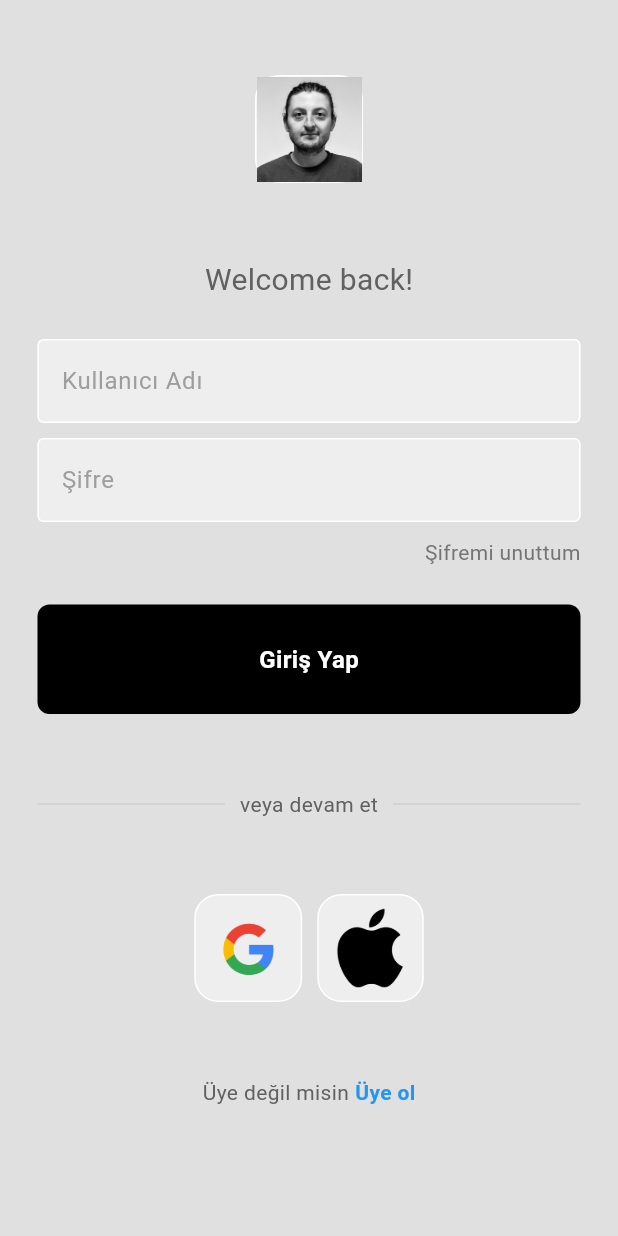
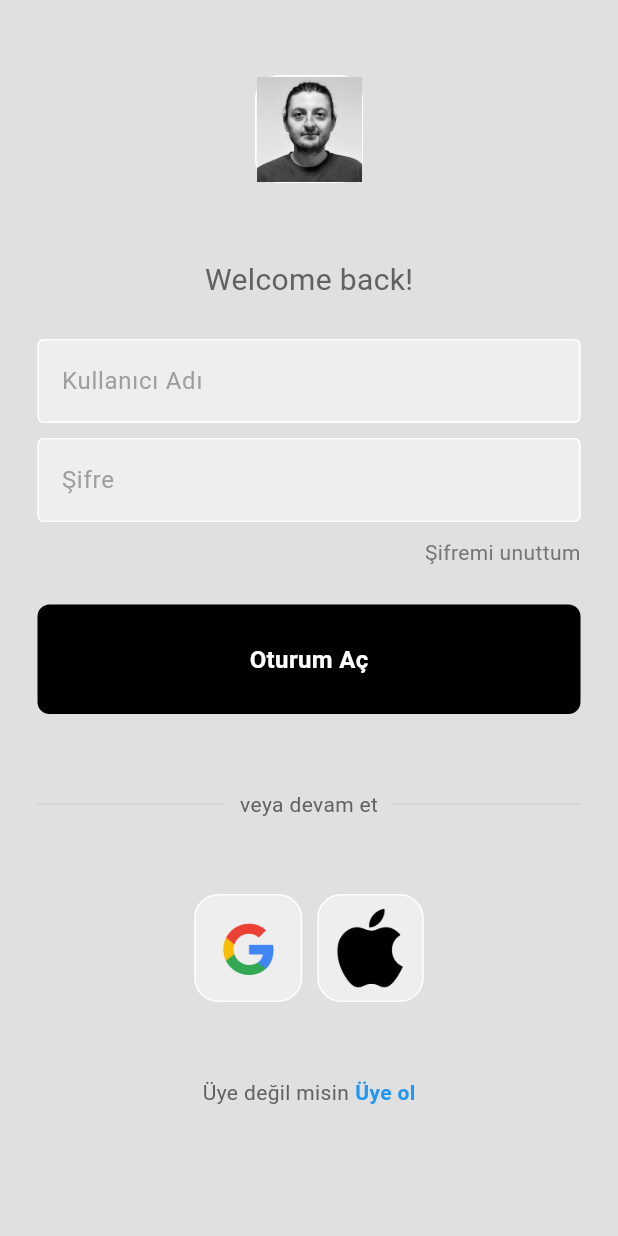
Before and after one commit to Sametgncc/notesApp_front-end, a Flutter app: the screen it shows after launch, on a phone screen of 412 x 824 dp. Run offline on Flutter 3.47's test engine with Material 3 defaults, Android fonts, the phone set to English and light mode, and no system bars.

Commit message:
yönlendirme
üye ol  deyince kayıt ekranına
giriş yap  deyince giriş ekranına
oturum aç deyince ana ekrana
kayıt ol deyince ana ekrana

```diff
--- a/lib/main.dart
+++ b/lib/main.dart
@@ -1,20 +1,41 @@
 import 'package:flutter/material.dart';
-import 'package:notesapp/pages/homepage.dart';
+import 'package:notesapp/pages/homepage.dart'; // HomePage sayfasını import ettik
 import 'package:notesapp/pages/loginpage.dart';
 import 'package:notesapp/pages/registerpage.dart';
 
 void main() {
-  runApp(const MyApp());
+  runApp(MyApp());
 }
 
 class MyApp extends StatelessWidget {
-  const MyApp({super.key});
-
   @override
   Widget build(BuildContext context) {
-    return const MaterialApp(
+    return MaterialApp(
       debugShowCheckedModeBanner: false,
-      home:  LoginPage(),
+      initialRoute: '/login', // Başlangıç sayfası olarak login_page'i belirledik
+      routes: {
+        '/login': (context) => LoginPage(
+          Uyeol: () {
+            // LoginPage'deki Uyeol fonksiyonu ile RegisterPage'e geçiş
+            Navigator.pushNamed(context, '/register');
+          },
+          OturumAc: () {
+            //LoginPage'deki Oturum Aç fonksiyonu ile HomePage'e geçiş
+            Navigator.pushNamed(context, '/home');
+          },
+        ),
+        '/register': (context) => RegisterPage(
+          GirisYap: () {
+            // RegisterPage'deki GirisYap fonksiyonu ile LoginPage'e geçiş
+            Navigator.pushNamed(context, '/login');
+          },
+          KayitOl: () {
+            //RegisterPage'deki Kayıt Ol fonksiyonu ile HomePage'e geçiş
+            Navigator.pushNamed(context, '/home');
+          },
+        ),
+        '/home': (context) => HomePage(),
+      },
     );
   }
 }
--- a/lib/pages/loginpage.dart
+++ b/lib/pages/loginpage.dart
@@ -4,7 +4,11 @@ import 'package:notesapp/components/mytextfield.dart';
 import 'package:notesapp/components/squaretile.dart';
 
 class LoginPage extends StatelessWidget {
-  const LoginPage({Key? key}) : super(key: key);
+  final VoidCallback Uyeol;
+  final VoidCallback OturumAc;
+
+  const LoginPage({Key? key, required this.Uyeol,required this.OturumAc}) : super(key: key);
+
   void signUserIn() {
     // Kullanıcı giriş işlemi burada yapılacak
   }
@@ -18,7 +22,7 @@ class LoginPage extends StatelessWidget {
           child: Column(
             mainAxisAlignment: MainAxisAlignment.center,
             children: <Widget>[
-              const SizedBox(height: 50),
+              SizedBox(height: 50),
 
               // Logo
               Row(
@@ -28,7 +32,7 @@ class LoginPage extends StatelessWidget {
                 ],
               ),
 
-              const SizedBox(height: 50),
+              SizedBox(height: 50),
 
               // Tekrar hoş geldin!
               Text(
@@ -38,7 +42,7 @@ class LoginPage extends StatelessWidget {
                   fontSize: 20,
                 ),
               ),
-              const SizedBox(height: 25),
+              SizedBox(height: 25),
 
               // Kullanıcı adı metin alanı
               MyTextField(
@@ -46,7 +50,7 @@ class LoginPage extends StatelessWidget {
                 hintText: 'Kullanıcı Adı',
                 obscureText: false,
               ),
-              const SizedBox(height: 10),
+              SizedBox(height: 10),
 
               // Şifre metin alanı
               MyTextField(
@@ -54,7 +58,7 @@ class LoginPage extends StatelessWidget {
                 hintText: 'Şifre',
                 obscureText: true,
               ),
-              const SizedBox(height: 10),
+              SizedBox(height: 10),
 
               // Şifreyi unuttum
               Padding(
@@ -69,11 +73,11 @@ class LoginPage extends StatelessWidget {
                   ],
                 ),
               ),
-              const SizedBox(height: 25),
+              SizedBox(height: 25),
 
               // Oturum aç düğmesi
-              MyButton(onTap: signUserIn, text: 'Giriş Yap'),
-              const SizedBox(height: 50),
+              MyButton(onTap: OturumAc, text: 'Oturum Aç'),
+              SizedBox(height: 50),
 
               // Veya devam et
               Padding(
@@ -102,7 +106,7 @@ class LoginPage extends StatelessWidget {
                   ],
                 ),
               ),
-              const SizedBox(height: 50),
+              SizedBox(height: 50),
 
               // Google ve Apple ile oturum açma
               Row(
@@ -113,17 +117,19 @@ class LoginPage extends StatelessWidget {
                   SquareTile(imagePath: 'lib/images/apple.png'),
                 ],
               ),
-              const SizedBox(height: 50),
+              SizedBox(height: 50),
 
               // Üye değil misin? Kayıt ol
-              Row(
+              GestureDetector(
+                onTap: Uyeol,
+                child: Row(
                   mainAxisAlignment: MainAxisAlignment.center,
                   children: [
                     Text(
                       'Üye değil misin',
                       style: TextStyle(color: Colors.grey[700]),
                     ),
-                  const SizedBox(width: 4),
+                    SizedBox(width: 4),
                     const Text(
                       'Üye ol',
                       style: TextStyle(
@@ -133,6 +139,7 @@ class LoginPage extends StatelessWidget {
                     ),
                   ],
                 ),
+              ),
             ],
           ),
         ),
```
Also changed, not shown: lib/pages/registerpage.dart (+18 -12 lines), 1 other file. Lines whose indentation alone changed are shown as unchanged.
